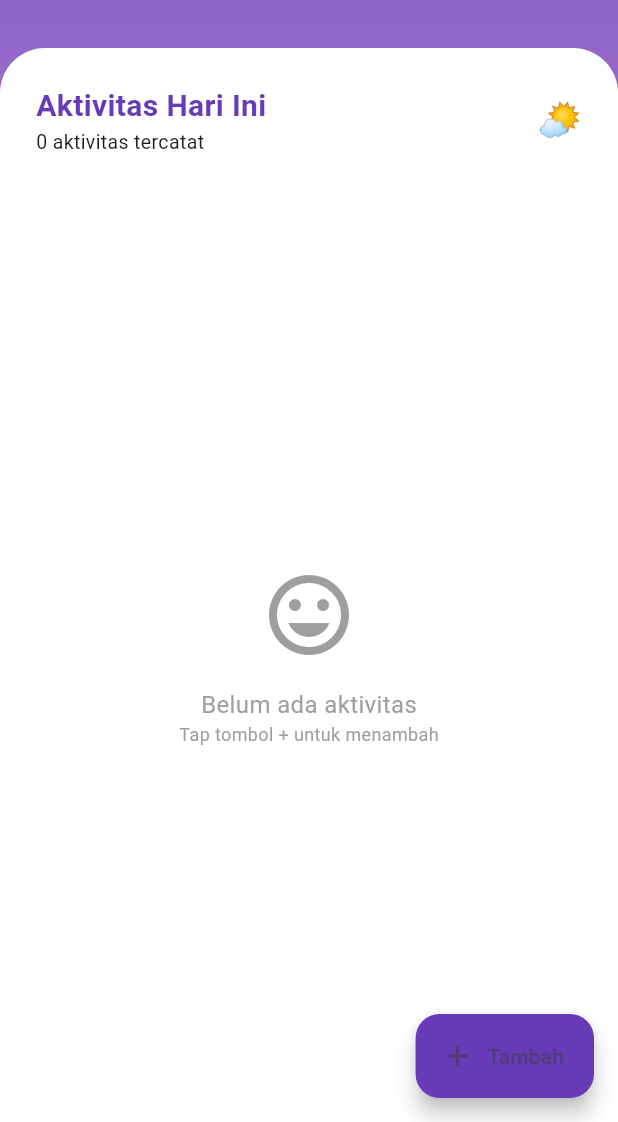
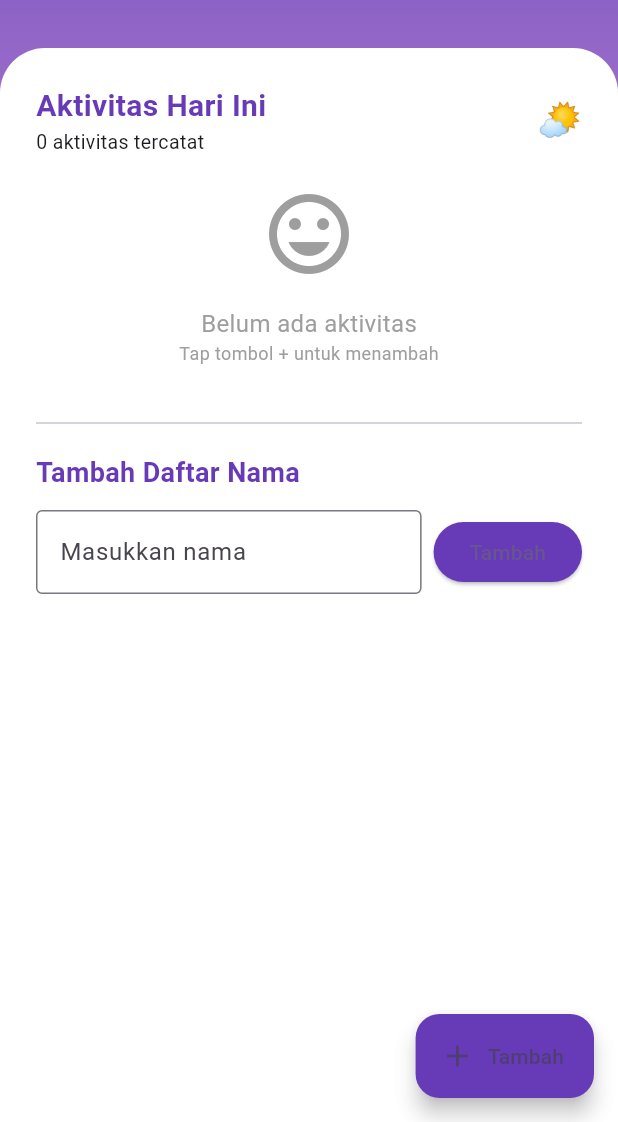
Before and after one commit to angger02/habit_tracker, a Flutter app: the DashboardPage screen opened by its route, on a phone screen of 412 x 824 dp, the part 114-1236 px from its top. Run offline on Flutter 3.47's test engine with Material 3 defaults, Android fonts, the phone set to English and light mode, and no system bars; our stand-ins replace get.

Commit message:
Menambahkan fitur input teks dan daftar nama dengan GetX (Tugas Minggu 07)

```diff
--- /dev/null
+++ b/lib/controllers/name_controller.dart
@@ -0,0 +1,13 @@
+import 'package:get/get.dart';
+
+class NameController extends GetxController {
+  var names = <String>[].obs; // daftar nama yang bisa berubah secara real-time
+  var inputText = ''.obs;     // menyimpan teks yang diketik pengguna
+
+  void addName() {
+    if (inputText.value.trim().isNotEmpty) {
+      names.add(inputText.value.trim());
+      inputText.value = ''; // reset input setelah ditambahkan
+    }
+  }
+}
--- a/lib/pages/dashboard_page.dart
+++ b/lib/pages/dashboard_page.dart
@@ -1,4 +1,6 @@
 import 'package:flutter/material.dart';
+import 'package:get/get.dart';
+import 'package:biodata_app/controllers/name_controller.dart';
 
 class DashboardPage extends StatefulWidget {
   const DashboardPage({super.key});
@@ -9,6 +11,7 @@ class DashboardPage extends StatefulWidget {
 
 class _DashboardPageState extends State<DashboardPage> {
   List<Map<String, String>> activities = [];
+  final NameController nameController = Get.put(NameController()); // <== Tambahan GetX controller
 
   // Function untuk tambah aktivitas
   void addActivity() async {
@@ -77,7 +80,8 @@ class _DashboardPageState extends State<DashboardPage> {
 
   @override
   Widget build(BuildContext context) {
-    final args = ModalRoute.of(context)?.settings.arguments as Map<String, dynamic>?;
+    final args =
+        ModalRoute.of(context)?.settings.arguments as Map<String, dynamic>?;
     final userName = args?['name'] ?? 'User';
 
     return Scaffold(
@@ -147,12 +151,13 @@ class _DashboardPageState extends State<DashboardPage> {
                       topRight: Radius.circular(30),
                     ),
                   ),
-                  child: Column(
-                    crossAxisAlignment: CrossAxisAlignment.start,
-                    children: [
-                      Padding(
-                        padding: const EdgeInsets.all(24),
-                        child: Row(
+                  child: SingleChildScrollView(
+                    padding: const EdgeInsets.all(24),
+                    child: Column(
+                      crossAxisAlignment: CrossAxisAlignment.start,
+                      children: [
+                        // === Bagian aktivitas lama ===
+                        Row(
                           mainAxisAlignment: MainAxisAlignment.spaceBetween,
                           children: [
                             Column(
@@ -178,24 +183,27 @@ class _DashboardPageState extends State<DashboardPage> {
                             ),
                           ],
                         ),
-                      ),
-                      Expanded(
-                        child: activities.isEmpty
+                        const SizedBox(height: 20),
+
+                        activities.isEmpty
                             ? const Center(
                                 child: Column(
-                                  mainAxisAlignment: MainAxisAlignment.center,
                                   children: [
-                                    Icon(Icons.mood_outlined, size: 64, color: Colors.grey),
+                                    Icon(Icons.mood_outlined,
+                                        size: 64, color: Colors.grey),
                                     SizedBox(height: 16),
                                     Text('Belum ada aktivitas',
-                                        style: TextStyle(fontSize: 16, color: Colors.grey)),
+                                        style: TextStyle(
+                                            fontSize: 16, color: Colors.grey)),
                                     Text('Tap tombol + untuk menambah',
-                                        style: TextStyle(fontSize: 12, color: Colors.grey)),
+                                        style: TextStyle(
+                                            fontSize: 12, color: Colors.grey)),
                                   ],
                                 ),
                               )
                             : ListView.builder(
-                                padding: const EdgeInsets.symmetric(horizontal: 24),
+                                shrinkWrap: true,
+                                physics: const NeverScrollableScrollPhysics(),
                                 itemCount: activities.length,
                                 itemBuilder: (context, index) {
                                   final item = activities[index];
@@ -204,21 +212,76 @@ class _DashboardPageState extends State<DashboardPage> {
                                     child: ListTile(
                                       leading: Text(
                                         item['mood'] ?? '😊',
-                                        style: const TextStyle(fontSize: 32),
+                                        style:
+                                            const TextStyle(fontSize: 32),
                                       ),
                                       title: Text(item['activity'] ?? ''),
                                       subtitle: const Text('Tap untuk edit'),
                                       trailing: IconButton(
-                                        icon: const Icon(Icons.delete, color: Colors.red),
-                                        onPressed: () => deleteActivity(index),
+                                        icon: const Icon(Icons.delete,
+                                            color: Colors.red),
+                                        onPressed: () =>
+                                            deleteActivity(index),
                                       ),
                                       onTap: () => editActivity(index),
                                     ),
                                   );
                                 },
                               ),
-                      ),
-                    ],
+
+                        // === FITUR INPUT NAMA (TUGAS MINGGU 07) ===
+                        const SizedBox(height: 30),
+                        const Divider(),
+                        const SizedBox(height: 12),
+                        const Text(
+                          "Tambah Daftar Nama",
+                          style: TextStyle(
+                            fontSize: 18,
+                            fontWeight: FontWeight.bold,
+                            color: Colors.deepPurple,
+                          ),
+                        ),
+                        const SizedBox(height: 12),
+                        Row(
+                          children: [
+                            Expanded(
+                              child: TextField(
+                                onChanged: (value) =>
+                                    nameController.inputText.value = value,
+                                decoration: const InputDecoration(
+                                  labelText: "Masukkan nama",
+                                  border: OutlineInputBorder(),
+                                ),
+                              ),
+                            ),
+                            const SizedBox(width: 8),
+                            ElevatedButton(
+                              onPressed: () => nameController.addName(),
+                              style: ElevatedButton.styleFrom(
+                                backgroundColor: Colors.deepPurple,
+                              ),
+                              child: const Text("Tambah"),
+                            ),
+                          ],
+                        ),
+                        const SizedBox(height: 16),
+                        Obx(() => ListView.builder(
+                              shrinkWrap: true,
+                              physics:
+                                  const NeverScrollableScrollPhysics(),
+                              itemCount: nameController.names.length,
+                              itemBuilder: (context, index) {
+                                return ListTile(
+                                  leading: const Icon(Icons.person,
+                                      color: Colors.deepPurple),
+                                  title: Text(
+                                    nameController.names[index],
+                                  ),
+                                );
+                              },
+                            )),
+                      ],
+                    ),
                   ),
                 ),
               ),
@@ -280,7 +343,9 @@ class _ActivityDialogState extends State<ActivityDialog> {
   Widget build(BuildContext context) {
     return AlertDialog(
       shape: RoundedRectangleBorder(borderRadius: BorderRadius.circular(20)),
-      title: Text(widget.initialActivity == null ? 'Tambah Aktivitas' : 'Edit Aktivitas'),
+      title: Text(widget.initialActivity == null
+          ? 'Tambah Aktivitas'
+          : 'Edit Aktivitas'),
       content: Column(
         mainAxisSize: MainAxisSize.min,
         children: [
@@ -292,7 +357,8 @@ class _ActivityDialogState extends State<ActivityDialog> {
             ),
           ),
           const SizedBox(height: 16),
-          const Text('Pilih Mood:', style: TextStyle(fontWeight: FontWeight.bold)),
+          const Text('Pilih Mood:',
+              style: TextStyle(fontWeight: FontWeight.bold)),
           const SizedBox(height: 8),
           Wrap(
             spacing: 8,
@@ -301,8 +367,10 @@ class _ActivityDialogState extends State<ActivityDialog> {
               return ChoiceChip(
                 label: Column(
                   children: [
-                    Text(mood['emoji']!, style: const TextStyle(fontSize: 24)),
-                    Text(mood['label']!, style: const TextStyle(fontSize: 10)),
+                    Text(mood['emoji']!,
+                        style: const TextStyle(fontSize: 24)),
+                    Text(mood['label']!,
+                        style: const TextStyle(fontSize: 10)),
                   ],
                 ),
                 selected: isSelected,
--- a/pubspec.yaml
+++ b/pubspec.yaml
@@ -30,6 +30,9 @@ environment:
 dependencies:
   flutter:
     sdk: flutter
+  get: ^4.7.2
+
+
 
   # The following adds the Cupertino Icons font to your application.
   # Use with the CupertinoIcons class for iOS style icons.
```
Also changed, not shown: pubspec.lock.
